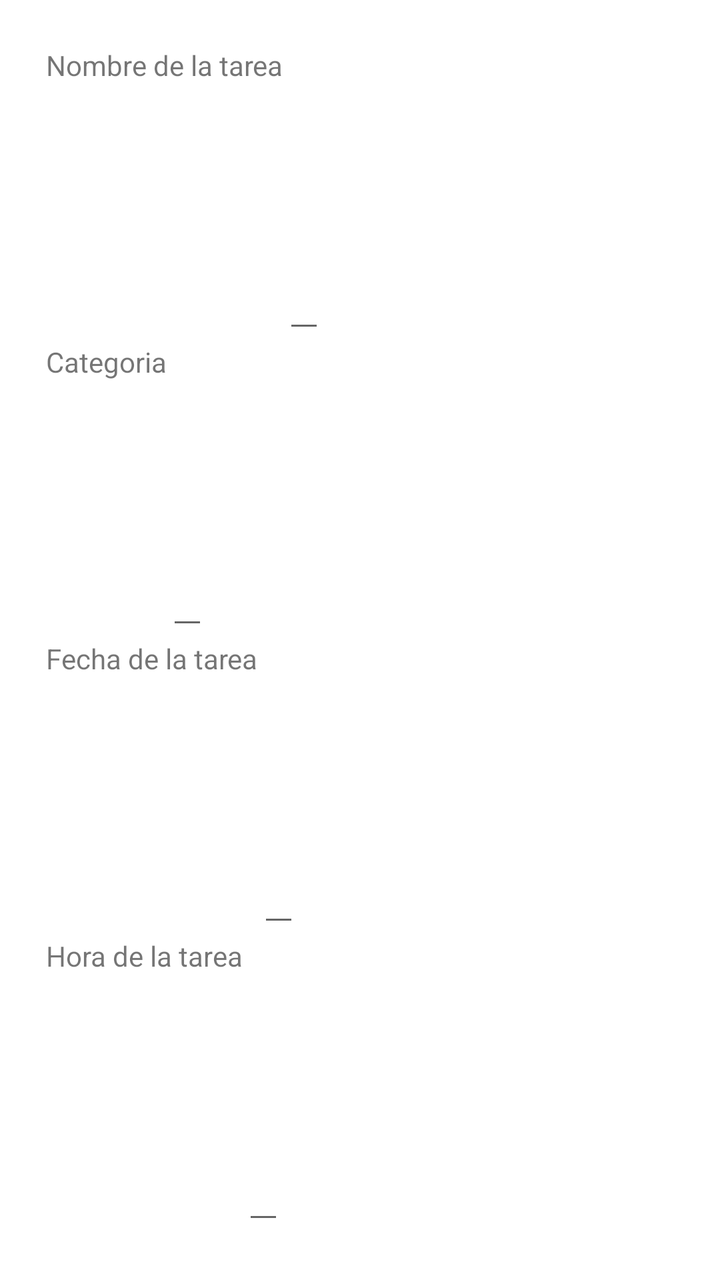
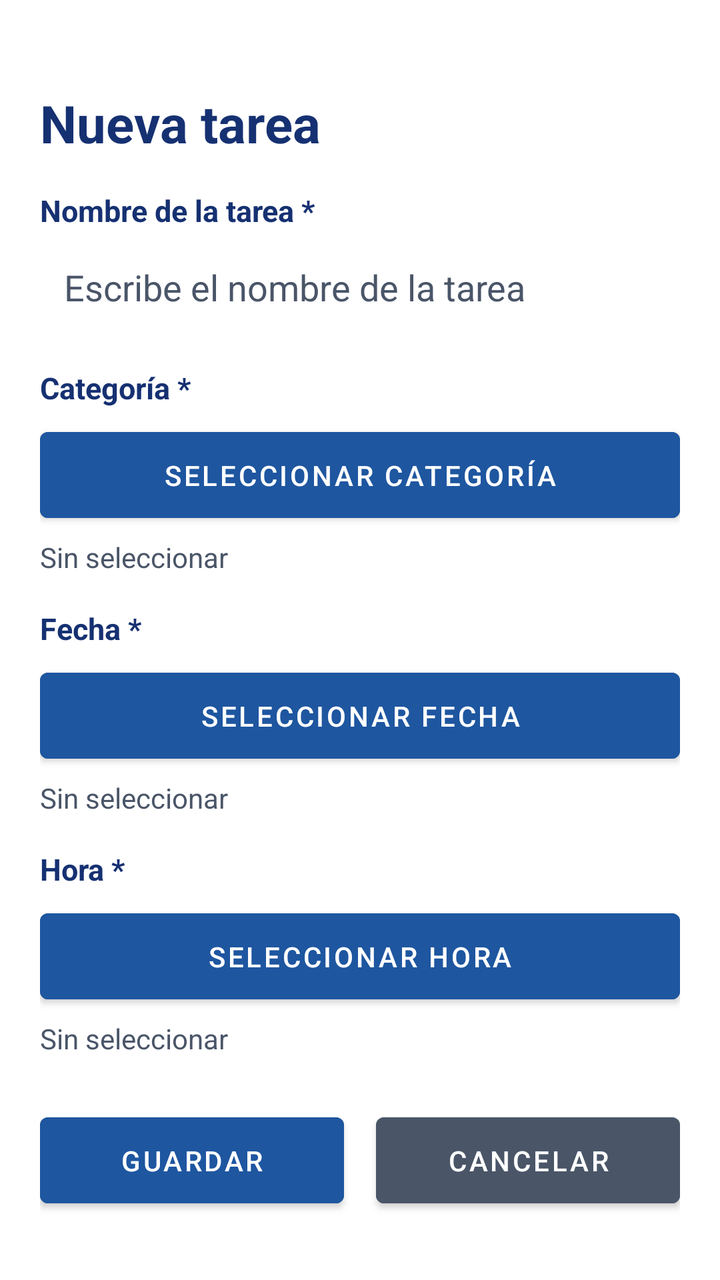

The first picture is an Android layout as it rendered before a commit; the second is the same layout after the commit. The layout source and the unified diff follow.
<!-- AndroidManifest.xml: application theme Theme.MiAgenda -->
<!-- res/layout/activity_formulario_tarea.xml -->
<?xml version="1.0" encoding="utf-8"?>
<LinearLayout xmlns:android="http://schemas.android.com/apk/res/android"
    android:layout_width="match_parent"
    android:layout_height="match_parent"
    android:orientation="vertical"
    android:padding="23dp">

    <LinearLayout
        android:layout_width="match_parent"
        android:layout_height="wrap_content"
        android:layout_weight="2">
        <TextView
            android:layout_width="wrap_content"
            android:layout_height="wrap_content"
            android:text="Nombre de la tarea"
            android:layout_gravity="clip_horizontal"
            />
    <EditText
        android:id="@+id/idNombreTarea"
        android:layout_width="wrap_content"
        android:layout_height="match_parent"/>

    </LinearLayout>
    <LinearLayout
        android:layout_width="match_parent"
        android:layout_height="wrap_content"
        android:layout_weight="2">
        <TextView
            android:layout_width="wrap_content"
            android:layout_height="wrap_content"
            android:text="Categoria"
            android:layout_gravity="clip_horizontal"
            />
        <EditText
            android:id="@+id/idCategoria"
            android:layout_width="wrap_content"
            android:layout_height="match_parent"/>

    </LinearLayout>
    <LinearLayout
        android:layout_width="match_parent"
        android:layout_height="wrap_content"
        android:layout_weight="2">
        <TextView
            android:layout_width="wrap_content"
            android:layout_height="wrap_content"
            android:text="Fecha de la tarea"
            android:layout_gravity="clip_horizontal"
            />
        <EditText
            android:id="@+id/idFechaTarea"
            android:layout_width="wrap_content"
            android:layout_height="match_parent"/>

    </LinearLayout>
    <LinearLayout
        android:layout_width="match_parent"
        android:layout_height="wrap_content"
        android:layout_weight="2">
        <TextView
            android:layout_width="wrap_content"
            android:layout_height="wrap_content"
            android:text="Hora de la tarea"
            android:layout_gravity="clip_horizontal"
            />
        <EditText
            android:id="@+id/idHoraTarea"
            android:layout_width="wrap_content"
            android:layout_height="match_parent"/>

    </LinearLayout>
  </LinearLayout>
<!-- resources referenced by this layout -->
<resources>
  <style name="Theme.MiAgenda" parent="Theme.MaterialComponents.DayNight.DarkActionBar">
          
          <item name="colorPrimary">@color/purple_500</item>
          <item name="colorPrimaryVariant">@color/purple_700</item>
          <item name="colorOnPrimary">@color/white</item>
          
          <item name="colorSecondary">@color/teal_200</item>
          <item name="colorSecondaryVariant">@color/teal_700</item>
          <item name="colorOnSecondary">@color/black</item>
          
          <item name="android:statusBarColor">?attr/colorPrimaryVariant</item>
          
      </style>
  <color name="purple_500">#FF6200EE</color>
  <color name="purple_700">#FF3700B3</color>
  <color name="white">#FFFFFFFF</color>
  <color name="teal_200">#FF03DAC5</color>
  <color name="teal_700">#FF018786</color>
  <color name="black">#FF000000</color>
</resources>

<!-- the commit's change to res/layout/activity_formulario_tarea.xml (unified diff, before → after) -->
@@ -1,72 +1,158 @@
 <?xml version="1.0" encoding="utf-8"?>
-<LinearLayout xmlns:android="http://schemas.android.com/apk/res/android"
-    android:layout_width="match_parent"
-    android:layout_height="match_parent"
-    android:orientation="vertical"
-    android:padding="23dp">
-
-    <LinearLayout
+    <LinearLayout  xmlns:android="http://schemas.android.com/apk/res/android"
         android:layout_width="match_parent"
         android:layout_height="wrap_content"
-        android:layout_weight="2">
+        android:orientation="vertical"
+        android:padding="20dp">
+
         <TextView
-            android:layout_width="wrap_content"
+            android:id="@+id/tituloFormulario"
+            android:layout_width="match_parent"
             android:layout_height="wrap_content"
-            android:text="Nombre de la tarea"
-            android:layout_gravity="clip_horizontal"
-            />
-    <EditText
-        android:id="@+id/idNombreTarea"
-        android:layout_width="wrap_content"
-        android:layout_height="match_parent"/>
+            xmlns:android="http://schemas.android.com/apk/res/android"
+            android:text="Nueva tarea"
+            android:layout_marginTop="24dp"
+            android:layout_marginBottom="16dp"
+            android:textColor="@color/texto_oscuro"
+            android:textSize="26sp"
+            android:textStyle="bold" />
+
+
+        <TextView
+            android:layout_width="match_parent"
+            android:layout_height="wrap_content"
+            android:layout_marginBottom="4dp"
+            android:text="Nombre de la tarea *"
+            android:textColor="@color/texto_oscuro"
+            android:textSize="15sp"
+            android:textStyle="bold" />
+
+        <EditText
+            android:id="@+id/nombreTarea"
+            android:layout_width="match_parent"
+            android:layout_height="wrap_content"
+            android:layout_marginBottom="16dp"
+            android:background="@color/blanco"
+            android:hint="Escribe el nombre de la tarea"
+            android:inputType="textCapSentences"
+            android:padding="12dp"
+            android:textColor="@color/texto_oscuro"
+            android:textColorHint="@color/texto_suave" />
+
+
+        <TextView
+            android:layout_width="match_parent"
+            android:layout_height="wrap_content"
+            android:layout_marginBottom="6dp"
+            android:text="Categoría *"
+            android:textColor="@color/texto_oscuro"
+            android:textSize="15sp"
+            android:textStyle="bold" />
+
+        <Button
+            android:id="@+id/btnCategoria"
+            android:layout_width="match_parent"
+            android:layout_height="wrap_content"
+            android:backgroundTint="@color/color_principal"
+            android:padding="12dp"
+            android:text="Seleccionar categoría"
+            android:textColor="@color/blanco" />
+
+        <TextView
+            android:id="@+id/categoria"
+            android:layout_width="match_parent"
+            android:layout_height="wrap_content"
+            android:layout_marginTop="4dp"
+            android:layout_marginBottom="16dp"
+            android:text="Sin seleccionar"
+            android:textColor="@color/texto_suave"
+            android:textSize="14sp" />
+
+        <TextView
+            android:layout_width="match_parent"
+            android:layout_height="wrap_content"
+            android:layout_marginBottom="6dp"
+            android:text="Fecha *"
+            android:textColor="@color/texto_oscuro"
+            android:textSize="15sp"
+            android:textStyle="bold" />
+
+        <Button
+            android:id="@+id/SeleccionarFecha"
+            android:layout_width="match_parent"
+            android:layout_height="wrap_content"
+            android:backgroundTint="@color/color_principal"
+            android:padding="12dp"
+            android:text="Seleccionar fecha"
+            android:textColor="@color/blanco" />
+
+        <TextView
+            android:id="@+id/fecha"
+            android:layout_width="match_parent"
+            android:layout_height="wrap_content"
+            android:layout_marginTop="4dp"
+            android:layout_marginBottom="16dp"
+            android:text="Sin seleccionar"
+            android:textColor="@color/texto_suave"
+            android:textSize="14sp" />
+
+
+        <TextView
+            android:layout_width="match_parent"
+            android:layout_height="wrap_content"
+            android:layout_marginBottom="6dp"
+            android:text="Hora *"
+            android:textColor="@color/texto_oscuro"
+            android:textSize="15sp"
+            android:textStyle="bold" />
+
+        <Button
+            android:id="@+id/btnHora"
+            android:layout_width="match_parent"
+            android:layout_height="wrap_content"
+            android:backgroundTint="@color/color_principal"
+            android:padding="12dp"
+            android:text="Seleccionar hora"
+            android:textColor="@color/blanco" />
+
+        <TextView
+            android:id="@+id/hora"
+            android:layout_width="match_parent"
+            android:layout_height="wrap_content"
+            android:layout_marginTop="4dp"
+            android:layout_marginBottom="24dp"
+            android:text="Sin seleccionar"
+            android:textColor="@color/texto_suave"
+            android:textSize="14sp" />
+
+
+        <LinearLayout
+            android:layout_width="match_parent"
+            android:layout_height="wrap_content"
+            android:orientation="horizontal">
+
+            <Button
+                android:id="@+id/btnGuardar"
+                android:layout_width="0dp"
+                android:layout_height="wrap_content"
+                android:layout_marginEnd="8dp"
+                android:layout_weight="1"
+                android:backgroundTint="@color/color_principal"
+                android:padding="12dp"
+                android:text="Guardar"
+                android:textColor="@color/blanco" />
+
+            <Button
+                android:id="@+id/btnCancelar"
+                android:layout_width="0dp"
+                android:layout_height="wrap_content"
+                android:layout_marginStart="8dp"
+                android:layout_weight="1"
+                android:backgroundTint="@color/texto_suave"
+                android:padding="12dp"
+                android:text="Cancelar"
+                android:textColor="@color/blanco" />
+
+        </LinearLayout>
 
     </LinearLayout>
-    <LinearLayout
-        android:layout_width="match_parent"
-        android:layout_height="wrap_content"
-        android:layout_weight="2">
-        <TextView
-            android:layout_width="wrap_content"
-            android:layout_height="wrap_content"
-            android:text="Categoria"
-            android:layout_gravity="clip_horizontal"
-            />
-        <EditText
-            android:id="@+id/idCategoria"
-            android:layout_width="wrap_content"
-            android:layout_height="match_parent"/>
-
-    </LinearLayout>
-    <LinearLayout
-        android:layout_width="match_parent"
-        android:layout_height="wrap_content"
-        android:layout_weight="2">
-        <TextView
-            android:layout_width="wrap_content"
-            android:layout_height="wrap_content"
-            android:text="Fecha de la tarea"
-            android:layout_gravity="clip_horizontal"
-            />
-        <EditText
-            android:id="@+id/idFechaTarea"
-            android:layout_width="wrap_content"
-            android:layout_height="match_parent"/>
-
-    </LinearLayout>
-    <LinearLayout
-        android:layout_width="match_parent"
-        android:layout_height="wrap_content"
-        android:layout_weight="2">
-        <TextView
-            android:layout_width="wrap_content"
-            android:layout_height="wrap_content"
-            android:text="Hora de la tarea"
-            android:layout_gravity="clip_horizontal"
-            />
-        <EditText
-            android:id="@+id/idHoraTarea"
-            android:layout_width="wrap_content"
-            android:layout_height="match_parent"/>
-
-    </LinearLayout>
-  </LinearLayout>
<!-- resource entries referenced after the edit -->
@@ -1,5 +1,9 @@
 <!-- resources referenced by this layout -->
 <resources>
+  <color name="blanco">#FFFFFF</color>
+  <color name="color_principal">#1E56A0</color>
+  <color name="texto_oscuro">#163172</color>
+  <color name="texto_suave">#4A5568</color>
   <style name="Theme.MiAgenda" parent="Theme.MaterialComponents.DayNight.DarkActionBar">
           
           <item name="colorPrimary">@color/purple_500</item>
